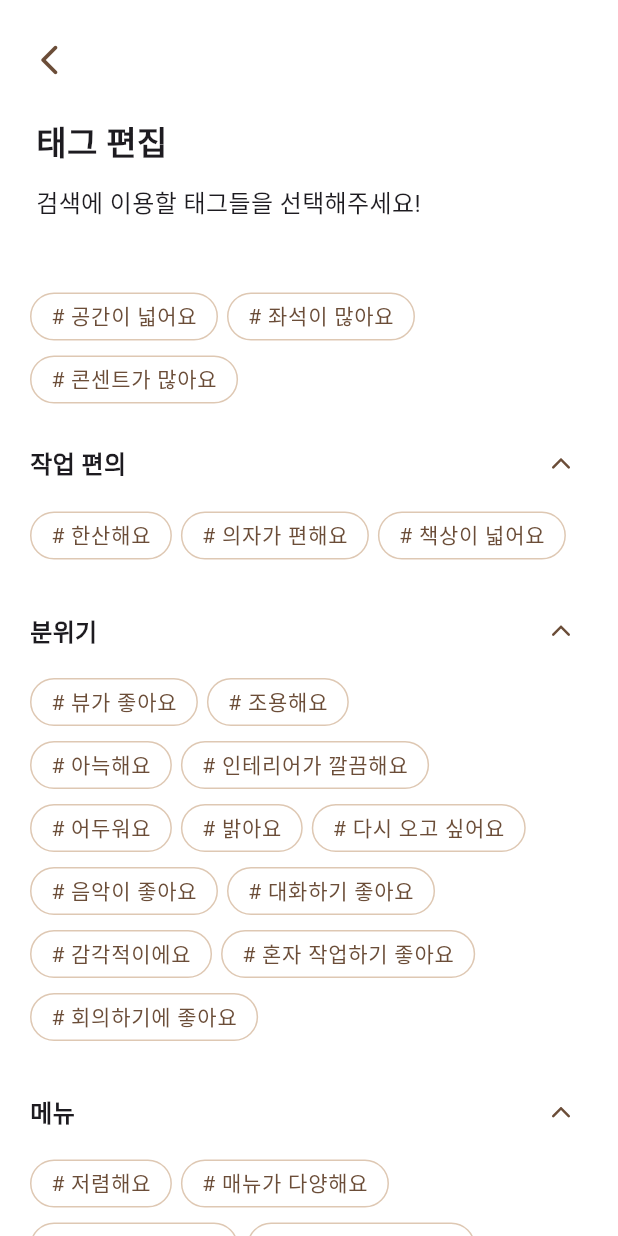
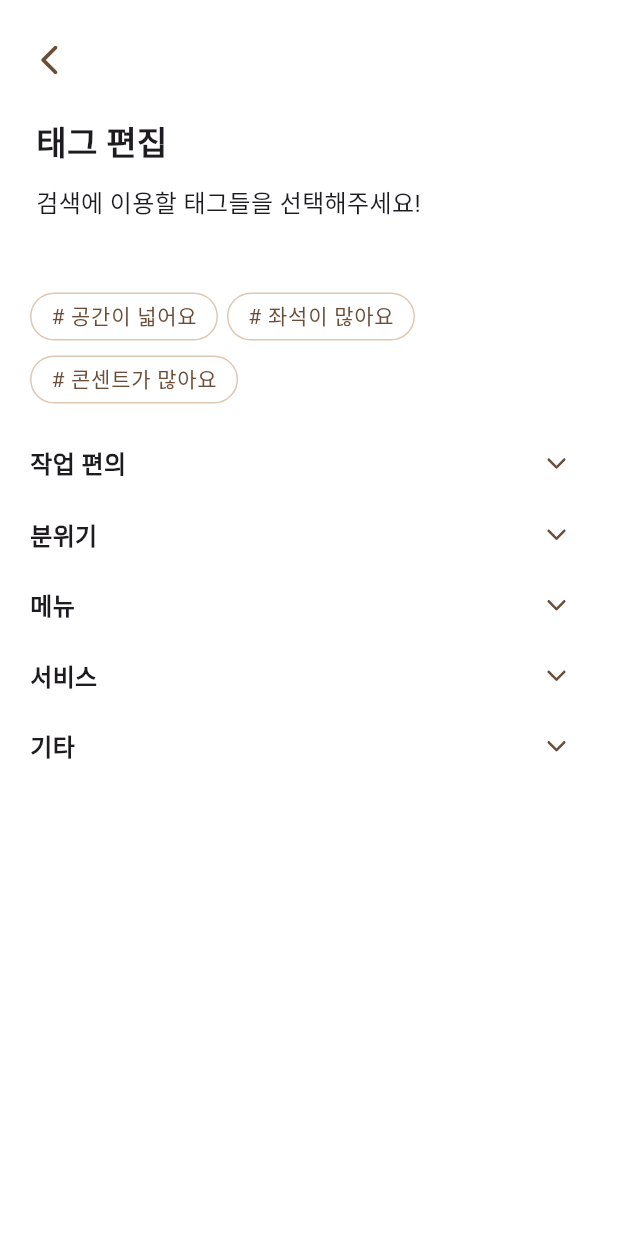
Before and after one commit to yukwangsu/MOW_flutter, a Flutter app: the EditTag screen opened directly, on a phone screen of 412 x 824 dp. Run offline on Flutter 3.47's test engine with Material 3 defaults, Android fonts, the phone set to English and light mode, and no system bars; our stand-ins replace dropdown_button2, flutter_svg, shared_preferences; accounts and stored records are empty; Roboto replaces fonts that are missing (SF_Pro).

Commit message:
Edit Tag: hide and show tags

```diff
--- a/lib/screens/map/edit_tag.dart
+++ b/lib/screens/map/edit_tag.dart
@@ -3,22 +3,28 @@ import 'package:flutter_mow/widgets/appbar_back.dart';
 import 'package:flutter_mow/widgets/select_button.dart';
 import 'package:flutter_svg/svg.dart';
 
-class EditTag extends StatelessWidget {
+class EditTag extends StatefulWidget {
   const EditTag({
     super.key,
   });
 
   @override
+  State<EditTag> createState() => _EditTagState();
+}
+
+class _EditTagState extends State<EditTag> {
+  List<bool> isTagOpen = [false, false, false, false, false];
+  @override
   Widget build(BuildContext context) {
-    return const Scaffold(
+    return Scaffold(
       backgroundColor: Colors.white,
-      appBar: AppbarBack(),
+      appBar: const AppbarBack(),
       body: Padding(
-        padding: EdgeInsets.symmetric(horizontal: 20.0),
+        padding: const EdgeInsets.symmetric(horizontal: 20.0),
         child: Column(
           crossAxisAlignment: CrossAxisAlignment.start,
           children: [
-            Column(
+            const Column(
               crossAxisAlignment: CrossAxisAlignment.start,
               children: [
                 SizedBox(
@@ -62,28 +68,29 @@ class EditTag extends StatelessWidget {
               child: SingleChildScrollView(
                 child: Column(
                   children: [
-                    SizedBox(
+                    const SizedBox(
                       height: 24.0,
                     ),
-                    TagListWidget(
+                    const TagListWidget(
                       tagContent1: '# 공간이 넓어요',
                       tagContent2: '# 좌석이 많아요',
                     ),
-                    SizedBoxHeight10(),
-                    TagListWidget(
+                    const SizedBoxHeight10(),
+                    const TagListWidget(
                       tagContent1: '# 콘센트가 많아요',
                     ),
-                    SizedBox(
+                    const SizedBox(
                       height: 16.0,
                     ),
 
                     // 작업 편의 tab
-                    TagTitle(
-                      title: '작업 편의',
+                    tagTitle(
+                      '작업 편의',
+                      0,
                     ),
-
                     // 작업 편의 tags
-                    Padding(
+                    if (isTagOpen[0]) ...[
+                      const Padding(
                         padding: EdgeInsets.only(top: 8.0, bottom: 24.0),
                         child: TagListWidget(
                           tagContent1: '# 한산해요',
@@ -91,14 +98,16 @@ class EditTag extends StatelessWidget {
                           tagContent3: '# 책상이 넓어요',
                         ),
                       ),
+                    ],
 
                     // 분위기 tab
-                    TagTitle(
-                      title: '분위기',
+                    tagTitle(
+                      '분위기',
+                      1,
                     ),
-
                     // 분위기 tags
-                    Padding(
+                    if (isTagOpen[1]) ...[
+                      const Padding(
                         padding: EdgeInsets.only(top: 8.0, bottom: 24.0),
                         child: Column(
                           children: [
@@ -134,14 +143,16 @@ class EditTag extends StatelessWidget {
                           ],
                         ),
                       ),
+                    ],
 
                     // 메뉴 tab
-                    TagTitle(
-                      title: '메뉴',
+                    tagTitle(
+                      '메뉴',
+                      2,
                     ),
-
                     // 메뉴 tags
-                    Padding(
+                    if (isTagOpen[2]) ...[
+                      const Padding(
                         padding: EdgeInsets.only(top: 8.0, bottom: 24.0),
                         child: Column(
                           children: [
@@ -157,14 +168,16 @@ class EditTag extends StatelessWidget {
                           ],
                         ),
                       ),
+                    ],
 
                     // 서비스 tab
-                    TagTitle(
-                      title: '서비스',
+                    tagTitle(
+                      '서비스',
+                      3,
                     ),
-
                     // 서비스 tags
-                    Padding(
+                    if (isTagOpen[3]) ...[
+                      const Padding(
                         padding: EdgeInsets.only(top: 8.0, bottom: 24.0),
                         child: Column(
                           children: [
@@ -180,14 +193,16 @@ class EditTag extends StatelessWidget {
                           ],
                         ),
                       ),
+                    ],
 
                     // 기타 tab
-                    TagTitle(
-                      title: '기타',
+                    tagTitle(
+                      '기타',
+                      4,
                     ),
-
                     // 기타 tags
-                    Padding(
+                    if (isTagOpen[4]) ...[
+                      const Padding(
                         padding: EdgeInsets.only(top: 8.0, bottom: 24.0),
                         child: Column(
                           children: [
@@ -207,9 +222,10 @@ class EditTag extends StatelessWidget {
                           ],
                         ),
                       ),
+                    ],
 
                     //마지막 여백
-                    SizedBox(
+                    const SizedBox(
                       height: 72.0,
                     )
                   ],
@@ -218,6 +234,34 @@ class EditTag extends StatelessWidget {
             ),
           ],
         ),
+      ),
+    );
+  }
+
+  Widget tagTitle(String title, int numberOfTag) {
+    return Padding(
+      padding: const EdgeInsets.only(top: 12.0, bottom: 12.0, right: 12.0),
+      child: Row(
+        mainAxisAlignment: MainAxisAlignment.spaceBetween,
+        children: [
+          Text(
+            title,
+            style: const TextStyle(
+              fontSize: 16, //임의 수정
+              fontWeight: FontWeight.bold,
+            ),
+          ),
+          GestureDetector(
+            onTap: () {
+              setState(() {
+                isTagOpen[numberOfTag] = !isTagOpen[numberOfTag];
+              });
+            },
+            child: SvgPicture.asset(isTagOpen[numberOfTag]
+                ? 'assets/icons/dropdown_up_padding.svg'
+                : 'assets/icons/dropdown_down_padding.svg'),
+          ),
+        ],
       ),
     );
   }
```
Also changed, not shown: assets/icons/dropdown_down_padding.svg (added), assets/icons/dropdown_up_padding.svg (added). Lines whose indentation alone changed are shown as unchanged.
